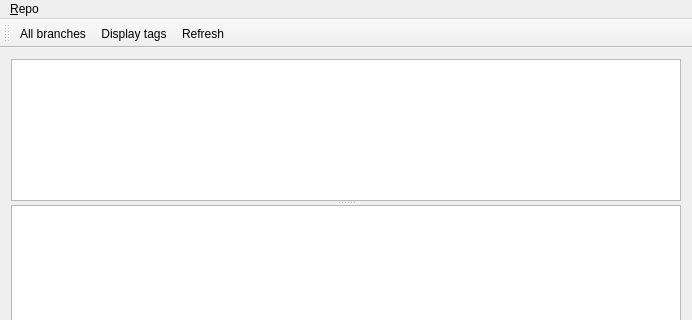
Qt form GitLog/LogWindow.ui (zolotov-av/GitTools) before a commit; both pictures show x 0 to 692 and y 0 to 320 of the 692 by 527 pixel window.
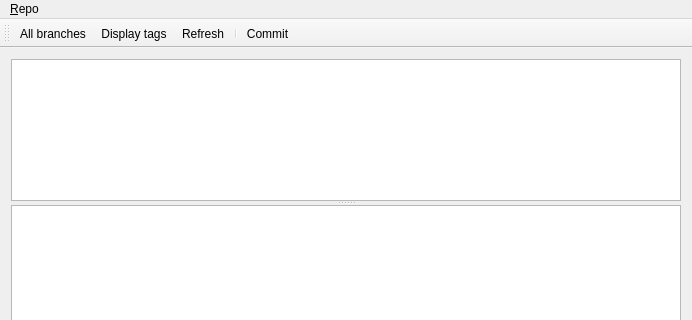
The same form after that commit. Icons and pictures are not drawn.

Patch:
```diff
--- a/GitLog/LogWindow.ui
+++ b/GitLog/LogWindow.ui
@@ -68,6 +68,8 @@
    <addaction name="actionAllBranches"/>
    <addaction name="actionDisplayTags"/>
    <addaction name="actionRefresh"/>
+   <addaction name="separator"/>
+   <addaction name="actionCommit"/>
   </widget>
   <widget class="QStatusBar" name="statusBar"/>
   <action name="actionRepoOpen">
@@ -114,6 +116,11 @@
     <string>Exit</string>
    </property>
   </action>
+  <action name="actionCommit">
+   <property name="text">
+    <string>Commit</string>
+   </property>
+  </action>
  </widget>
  <layoutdefault spacing="6" margin="11"/>
  <resources>
```
Left out of the diff: 2 changed lines with no effect on the pictures.
